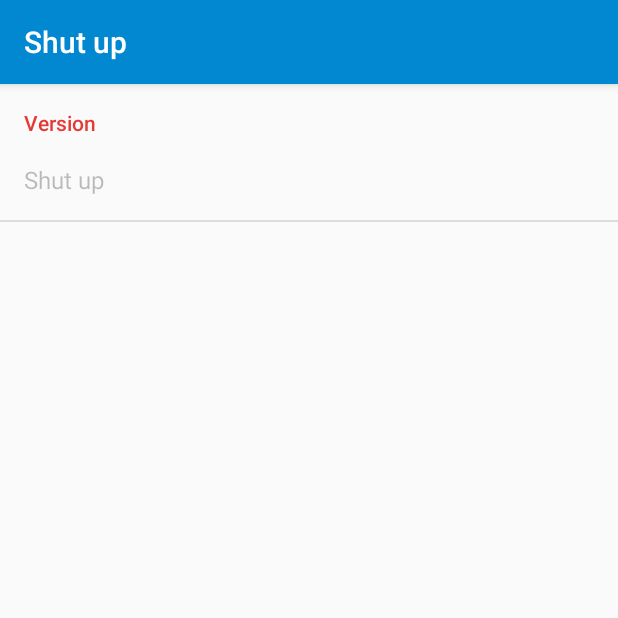
After one commit to marcjulian/shutup, an Android app: the SettingsActivity screen opened directly, with no data from a screen before it, on a phone screen of 412 x 824 dp, the top half of it. The commit adds this screen. Run offline under Robolectric (Android 15) with nearby library versions, the phone set to English and light mode, and no system bars.

Commit message:
add settings

```diff
--- a/app/src/main/AndroidManifest.xml
+++ b/app/src/main/AndroidManifest.xml
@@ -25,8 +25,12 @@
 			</intent-filter>
 		</activity>
 
+
+		<activity
+				android:name=".presentation.ui.SettingsActivity"
+				android:screenOrientation="portrait"/>
+
 		<service android:name="de.squiray.shutup.presentation.service.ShutUpService"/>
-
 
 	</application>
 
--- /dev/null
+++ b/app/src/main/java/de/squiray/shutup/presentation/ui/BaseActivity.kt
@@ -0,0 +1,51 @@
+package de.squiray.shutup.presentation.ui
+
+import android.os.Bundle
+import android.support.v7.app.AppCompatActivity
+import android.view.Menu
+import android.view.MenuItem
+import de.squiray.shutup.R
+
+abstract class BaseActivity: AppCompatActivity() {
+
+    private val NO_MENU = -1
+
+    override fun onCreate(savedInstanceState: Bundle?) {
+        super.onCreate(savedInstanceState)
+        setContentView(contentLayout())
+        setupView()
+    }
+
+    override fun onCreateOptionsMenu(menu: Menu): Boolean {
+        val menuResource = getMenuResource()
+        if (menuResource != NO_MENU) {
+            menuInflater.inflate(menuResource, menu)
+            return true
+        }
+        return super.onCreateOptionsMenu(menu)
+    }
+
+    override fun onOptionsItemSelected(item: MenuItem): Boolean {
+        onMenuItemSelected(item.itemId)
+        return super.onOptionsItemSelected(item)
+    }
+
+    open fun onMenuItemSelected(itemId: Int): Boolean {
+        return false
+    }
+
+    private fun getMenuResource(): Int {
+        return javaClass.getAnnotation(Activity::class.java).menu
+    }
+
+    abstract fun setupView()
+
+    private fun contentLayout(): Int {
+        val layout = javaClass.getAnnotation(Activity::class.java).layout
+        return if (layout == -1) {
+            R.layout.activity_layout
+        } else {
+            layout
+        }
+    }
+}
--- /dev/null
+++ b/app/src/main/java/de/squiray/shutup/presentation/ui/SettingsActivity.kt
@@ -0,0 +1,9 @@
+package de.squiray.shutup.presentation.ui
+
+import de.squiray.shutup.R
+
+@Activity(layout = R.layout.activity_settings)
+class SettingsActivity : BaseActivity() {
+    override fun setupView() {
+    }
+}
--- /dev/null
+++ b/app/src/main/java/de/squiray/shutup/presentation/ui/fragment/SettingsFragment.kt
@@ -0,0 +1,52 @@
+package de.squiray.shutup.presentation.ui.fragment
+
+import android.os.Bundle
+import android.preference.PreferenceFragment
+import android.support.v4.content.ContextCompat
+import android.text.SpannableString
+import android.text.style.ForegroundColorSpan
+import de.squiray.shutup.BuildConfig
+import de.squiray.shutup.R
+import de.squiray.shutup.presentation.service.ShutUpService
+import de.squiray.shutup.util.SharedPreferencesHandler
+
+
+class SettingsFragment : PreferenceFragment() {
+
+    private val APP_VERSION_ITEM_KEY = "appVersion"
+    private val STOP_APP_NOTIFICATION_KEY = "stopShutUpNotification"
+
+    private var sharedPreferencesHandler: SharedPreferencesHandler? = null
+
+    override fun onCreate(savedInstanceState: Bundle?) {
+        super.onCreate(savedInstanceState)
+        addPreferencesFromResource(R.xml.preferences)
+        sharedPreferencesHandler = SharedPreferencesHandler(activity)
+        setupAppVersion()
+    }
+
+    override fun onResume() {
+        super.onResume()
+        /*
+        findPreference(STOP_APP_NOTIFICATION_KEY)
+                .setOnPreferenceClickListener {
+                    onStopAppNotificationClicked()
+                    true
+                }
+                */
+    }
+
+    private fun setupAppVersion() {
+        val preference = findPreference(APP_VERSION_ITEM_KEY)
+        val versionName = SpannableString(BuildConfig.VERSION_NAME)
+        versionName.setSpan( //
+                ForegroundColorSpan(ContextCompat.getColor(activity, R.color.colorPrimaryDark)), //
+                0, versionName.length, 0)
+        preference.summary = versionName
+    }
+
+    private fun onStopAppNotificationClicked() {
+        activity.startService(ShutUpService.stopShutUpService(activity))
+        // TODO pause shut up
+    }
+}
--- /dev/null
+++ b/app/src/main/res/layout/activity_settings.xml
@@ -0,0 +1,14 @@
+<?xml version="1.0" encoding="utf-8"?>
+<LinearLayout
+		xmlns:android="http://schemas.android.com/apk/res/android"
+		android:layout_width="match_parent"
+		android:layout_height="match_parent"
+		android:orientation="vertical">
+
+	<fragment
+			android:name="de.squiray.shutup.presentation.ui.fragment.SettingsFragment"
+			android:layout_width="match_parent"
+			android:layout_height="match_parent"
+			android:tag="de.squiray.dailytodo.presentation.ui.fragment.SettingsFragment"/>
+
+</LinearLayout>
--- a/app/src/main/res/values/strings.xml
+++ b/app/src/main/res/values/strings.xml
@@ -11,4 +11,8 @@
 	<string name="notification_shut_up_title_pause">Paused, tap to shut up</string>
 	<string name="notification_shut_up_action_play">@string/app_name</string>
 	<string name="notification_shut_up_action_pause">Pause</string>
+	<string name="screen_settings_title">Settings</string>
+	<string name="screen_settings_section_version">Version</string>
+	<string name="screen_settings_section_general">General</string>
+	<string name="screen_settings_stop_shut_up_notification">Stop Notification</string>
 </resources>
--- /dev/null
+++ b/app/src/main/res/xml/preferences.xml
@@ -0,0 +1,19 @@
+<?xml version="1.0" encoding="utf-8"?>
+<PreferenceScreen xmlns:android="http://schemas.android.com/apk/res/android">
+
+	<!--
+	<PreferenceCategory android:title="@string/screen_settings_section_general">
+		<Preference
+				android:key="stopShutUpNotification"
+				android:title="@string/screen_settings_stop_shut_up_notification"/>
+
+	</PreferenceCategory>
+
+-->
+	<PreferenceCategory android:title="@string/screen_settings_section_version">
+		<Preference
+				android:enabled="false"
+				android:key="appVersion"
+				android:title="@string/app_name"/>
+	</PreferenceCategory>
+</PreferenceScreen>
```
Also changed, not shown: app/src/main/java/de/squiray/shutup/presentation/ui/Activity.kt (added, +8 -0 lines), app/src/main/java/de/squiray/shutup/presentation/ui/ShutUpActivity.kt (+14 -9 lines), app/src/main/res/layout/activity_layout.xml (added, +11 -0 lines), app/src/main/res/menu/menu_shut_up.xml (added, +10 -0 lines).
